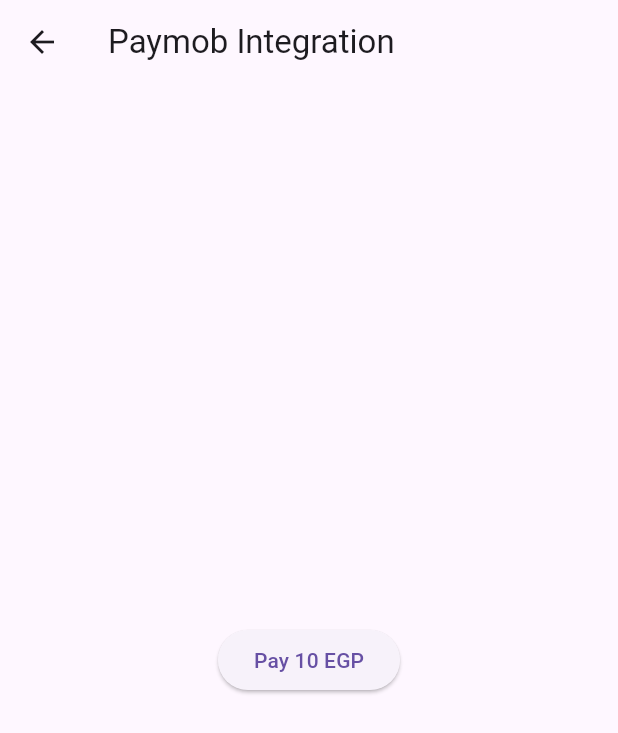
After one commit to MohamedNabil62/flutter_payment_checkout, a Flutter app: the HomeScreen screen opened directly, on a phone screen of 412 x 824 dp. The commit adds this screen. Shown: the top 733 px of the screen. Run offline on Flutter 3.47's test engine with Material 3 defaults, Android fonts, the phone set to English and light mode, and no system bars; our stand-ins replace bloc, dartz, dio, flutter_bloc, flutter_credit_card, flutter_svg and 1 more; missing offline and left inert: flutter_paypal_payment, flutter_stripe.

Commit message:
Your commit message here

```diff
--- /dev/null
+++ b/devtools_options.yaml
@@ -0,0 +1,3 @@
+description: This file stores settings for Dart & Flutter DevTools.
+documentation: https://docs.flutter.dev/tools/devtools/extensions#configure-extension-enablement-states
+extensions:
--- a/lib/Features/checkout/presentation/views/widgets/custom_button_bloc_consumer.dart
+++ b/lib/Features/checkout/presentation/views/widgets/custom_button_bloc_consumer.dart
@@ -13,14 +13,22 @@ import 'package:checkout_payment_ui/core/widgets/custom_button.dart';
 import 'package:flutter/material.dart';
 import 'package:flutter_bloc/flutter_bloc.dart';
 import 'package:flutter_paypal_payment/flutter_paypal_payment.dart';
+import 'package:url_launcher/url_launcher.dart';
+
+import '../../../../../core/utils/api_Keys.dart';
+import '../../../../../paymob_manager/home_screen.dart';
+import '../../../../../paymob_manager/paymob_manager.dart';
 
 class CustomButtonBlocConsumer extends StatelessWidget {
   const CustomButtonBlocConsumer({
     super.key,
     required this.isPaypal,
+    required this.isStripe,
+
   });
 
   final bool isPaypal;
+  final bool isStripe;
   @override
   Widget build(BuildContext context) {
     return BlocConsumer<PaymentCubit, PaymentState>(
@@ -44,8 +52,11 @@ class CustomButtonBlocConsumer extends StatelessWidget {
               if (isPaypal) {
                 var transctionsData = getTransctionsData();
                 exceutePaypalPayment(context, transctionsData);
-              } else {
+              } else if(isStripe) {
                 excuteStripePayment(context);
+
+              }else{
+                _pay();
               }
             },
             isLoading: state is PaymentLoading ? true : false,
@@ -116,3 +127,13 @@ class CustomButtonBlocConsumer extends StatelessWidget {
     ));
   }
 }
+Future<void> _pay() async{
+  PaymobManager().getPaymentKey(
+      100,"EGP"
+  ).then((String paymentKey) {
+    launchUrl(
+      Uri.parse("https://accept.paymob.com/api/acceptance/iframes/875513?payment_token=$paymentKey"),
+    );
+  });
+
+}
--- a/lib/Features/checkout/presentation/views/widgets/my_cart_view_body.dart
+++ b/lib/Features/checkout/presentation/views/widgets/my_cart_view_body.dart
@@ -29,7 +29,7 @@ class MyCartViewBody extends StatelessWidget {
           ),
           const OrderInfoItem(
             title: 'Order Subtotal',
-            value: r'42.97$',
+            value: r'92$',
           ),
           const SizedBox(
             height: 3,
@@ -50,7 +50,7 @@ class MyCartViewBody extends StatelessWidget {
             height: 34,
             color: Color(0xffC7C7C7),
           ),
-          const TotalPrice(title: 'Total', value: r'$50.97'),
+          const TotalPrice(title: 'Total', value: r'$100'),
           const SizedBox(
             height: 16,
           ),
--- a/lib/Features/checkout/presentation/views/widgets/payment_methods_list_view.dart
+++ b/lib/Features/checkout/presentation/views/widgets/payment_methods_list_view.dart
@@ -12,7 +12,8 @@ class PaymentMethodsListView extends StatefulWidget {
 class _PaymentMethodsListViewState extends State<PaymentMethodsListView> {
   final List<String> paymentMethodsItems = const [
     'assets/images/card.svg',
-    'assets/images/paypal.svg'
+    'assets/images/paypal.svg',
+    'assets/images/Paymob_16x7.svg'
   ];
 
   int activeIndex = 0;
--- a/lib/Features/checkout/presentation/views/widgets/thank_you_card.dart
+++ b/lib/Features/checkout/presentation/views/widgets/thank_you_card.dart
@@ -40,14 +40,14 @@ class ThankYouCard extends StatelessWidget {
             ),
             const PaymentItemInfo(
               title: 'Date',
-              value: '01/24/2023',
+              value: '19/10/2024',
             ),
             const SizedBox(
               height: 20,
             ),
             const PaymentItemInfo(
               title: 'Time',
-              value: '10:15 AM',
+              value: '2:15 PM',
             ),
             const SizedBox(
               height: 20,
@@ -60,7 +60,7 @@ class ThankYouCard extends StatelessWidget {
               height: 60,
               thickness: 2,
             ),
-            const TotalPrice(title: 'Total', value: r'$50.97'),
+            const TotalPrice(title: 'Total', value: r'$100'),
             const SizedBox(
               height: 30,
             ),
--- a/lib/core/utils/stripe_service.dart
+++ b/lib/core/utils/stripe_service.dart
@@ -5,6 +5,8 @@ import 'package:checkout_payment_ui/Features/checkout/data/models/payment_intent
 import 'package:checkout_payment_ui/core/utils/api_service.dart';
 import 'package:dio/dio.dart';
 import 'package:flutter_stripe/flutter_stripe.dart';
+
+import 'api_Keys.dart';
 
 class StripeService {
   final ApiService apiService = ApiService();
--- a/lib/main.dart
+++ b/lib/main.dart
@@ -1,6 +1,8 @@
 import 'package:checkout_payment_ui/Features/checkout/presentation/views/my_cart_view.dart';
 import 'package:flutter/material.dart';
 import 'package:flutter_stripe/flutter_stripe.dart';
+
+import 'core/utils/api_Keys.dart';
 
 void main() {
   Stripe.publishableKey = ApiKeys.puplishableKey;
--- /dev/null
+++ b/lib/paymob_manager/home_screen.dart
@@ -0,0 +1,32 @@
+import 'package:checkout_payment_ui/paymob_manager/paymob_manager.dart';
+import 'package:flutter/material.dart';
+//import 'package:flutter_paymob_integration/paymob_manager/paymob_manager.dart';
+import 'package:url_launcher/url_launcher.dart';
+
+class HomeScreen extends StatelessWidget {
+  const HomeScreen({super.key});
+
+  @override
+  Widget build(BuildContext context) {
+    return Scaffold(
+      appBar: AppBar(title: const Text("Paymob Integration"),),
+      body: Center(
+        child: ElevatedButton(
+          onPressed: ()async=>_pay(),
+          child: const Text("Pay 10 EGP"),
+        ),
+      ),
+    );
+  }
+
+  Future<void> _pay() async{
+    PaymobManager().getPaymentKey(
+      10,"EGP"
+    ).then((String paymentKey) {
+      launchUrl(
+        Uri.parse("https://accept.paymob.com/api/acceptance/iframes/875513?payment_token=$paymentKey"),
+      );
+    });
+
+  }
+}
--- a/pubspec.yaml
+++ b/pubspec.yaml
@@ -39,6 +39,7 @@ dependencies:
   flutter_svg: ^2.0.7
   font_awesome_flutter: ^10.5.0
   flutter_paypal_payment: ^1.0.6
+  url_launcher: ^6.1.14
 
 dev_dependencies:
   flutter_lints: ^2.0.0
```
Also changed, not shown: lib/Features/checkout/presentation/views/widgets/payment_methods_bottom_sheet.dart (+8 -3 lines), lib/paymob_manager/paymob_manager.dart (added, +104 -0 lines), assets/images/Paymob_16x7.svg (added), pubspec.lock, 6 other files.
